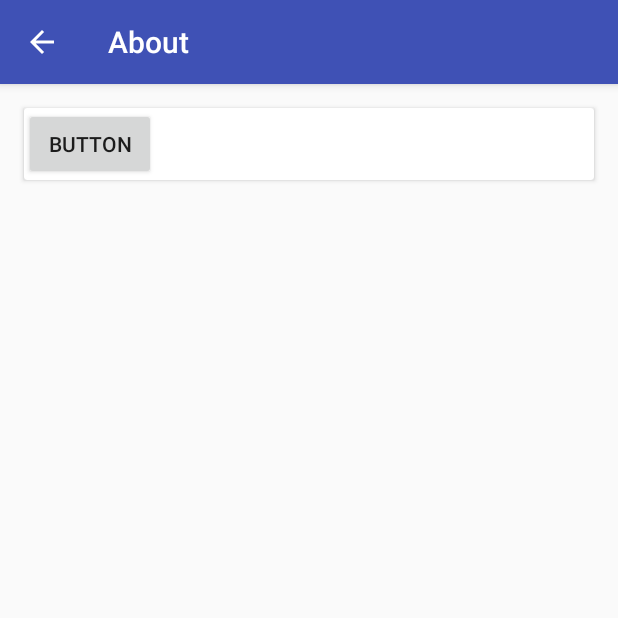
After one commit to test-acc-vaccym/Locker-1, an Android app: the AboutActivity screen opened directly, with no data from a screen before it, on a phone screen of 412 x 824 dp, the top half of it. The commit adds this screen. Run offline under Robolectric (Android 15) with nearby library versions, the phone set to English and light mode, and no system bars.

Commit message:
Add about page

```diff
--- a/app/build.gradle
+++ b/app/build.gradle
@@ -21,6 +21,7 @@ android {
 dependencies {
     implementation fileTree(dir: 'libs', include: ['*.jar'])
     implementation 'com.android.support:appcompat-v7:26.1.0'
+    implementation "com.android.support:cardview-v7:26.1.0"
     implementation 'com.android.support.constraint:constraint-layout:1.0.2'
     testImplementation 'junit:junit:4.12'
     androidTestImplementation 'com.android.support.test:runner:1.0.1'
--- a/app/src/main/AndroidManifest.xml
+++ b/app/src/main/AndroidManifest.xml
@@ -16,6 +16,8 @@
                 <category android:name="android.intent.category.LAUNCHER" />
             </intent-filter>
         </activity>
+        <activity android:name=".Activities.AboutActivity"
+            android:parentActivityName=".Activities.MainActivity" />
 
         <receiver android:name=".Receivers.DeviceAdminReceiver"
             android:label="@string/app_name"
--- /dev/null
+++ b/app/src/main/java/uk/co/richyhbm/locker/Activities/AboutActivity.java
@@ -0,0 +1,16 @@
+package uk.co.richyhbm.locker.Activities;
+
+
+import android.os.Bundle;
+import android.support.v7.app.AppCompatActivity;
+
+import uk.co.richyhbm.locker.R;
+
+public class AboutActivity extends AppCompatActivity {
+    @Override
+    protected void onCreate(Bundle savedInstanceState) {
+        super.onCreate(savedInstanceState);
+        setContentView(R.layout.activity_about);
+        setTitle(R.string.about);
+    }
+}
--- a/app/src/main/java/uk/co/richyhbm/locker/Activities/MainActivity.java
+++ b/app/src/main/java/uk/co/richyhbm/locker/Activities/MainActivity.java
@@ -50,6 +50,8 @@ public class MainActivity extends AppCompatActivity {
     public boolean onOptionsItemSelected(MenuItem item) {
         switch(item.getItemId()) {
             case R.id.action_about:
+                Intent aboutIntent = new Intent(this, AboutActivity.class);
+                startActivity(aboutIntent);
                 return true;
             default:
                 return super.onOptionsItemSelected(item);
--- /dev/null
+++ b/app/src/main/res/layout/activity_about.xml
@@ -0,0 +1,22 @@
+<?xml version="1.0" encoding="utf-8"?>
+<android.support.constraint.ConstraintLayout
+    xmlns:android="http://schemas.android.com/apk/res/android" android:layout_width="match_parent"
+    android:layout_height="match_parent">
+
+    <android.support.v4.widget.NestedScrollView
+        android:layout_width="match_parent"
+        android:layout_height="match_parent"
+        android:overScrollMode="never" >
+
+        <LinearLayout
+            android:layout_width="match_parent"
+            android:layout_height="wrap_content"
+            android:orientation="vertical" >
+
+            <include layout="@layout/component_about_header" />
+
+        </LinearLayout>
+
+    </android.support.v4.widget.NestedScrollView>
+
+</android.support.constraint.ConstraintLayout>
--- /dev/null
+++ b/app/src/main/res/layout/component_about_header.xml
@@ -0,0 +1,15 @@
+<?xml version="1.0" encoding="utf-8"?>
+<android.support.v7.widget.CardView
+    xmlns:android="http://schemas.android.com/apk/res/android"
+    android:layout_width="match_parent"
+    android:layout_height="wrap_content"
+    android:layout_margin="@dimen/activity_margin"
+    style="?attr/cardStyle" >
+
+
+    <Button
+        android:id="@+id/button"
+        android:layout_width="wrap_content"
+        android:layout_height="wrap_content"
+        android:text="Button" />
+</android.support.v7.widget.CardView>
--- /dev/null
+++ b/app/src/main/res/menu/main_dropdown.xml
@@ -0,0 +1,6 @@
+<?xml version="1.0" encoding="utf-8"?>
+<menu xmlns:android="http://schemas.android.com/apk/res/android">
+    <item
+        android:id="@+id/action_about"
+        android:title="@string/about" />
+</menu>
--- /dev/null
+++ b/app/src/main/res/values/dimens.xml
@@ -0,0 +1,5 @@
+<?xml version="1.0" encoding="utf-8"?>
+<resources>
+    <dimen name="card_corner_radius">0dp</dimen>
+    <dimen name="activity_margin">16dp</dimen>
+</resources>
```
Also changed, not shown: app/src/main/res/values/styles.xml (+9 -0 lines).
